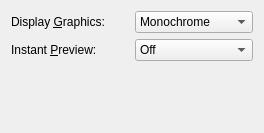
Qt form src/frontends/qt4/ui/PrefDisplayUi.ui (cburschka/lyx) before a commit.
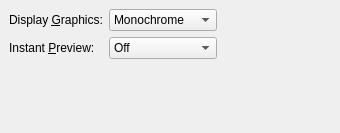
The same form after that commit.

```diff
--- a/src/frontends/qt4/ui/PrefDisplayUi.ui
+++ b/src/frontends/qt4/ui/PrefDisplayUi.ui
@@ -5,7 +5,7 @@
    <rect>
     <x>0</x>
     <y>0</y>
-    <width>264</width>
+    <width>340</width>
     <height>133</height>
    </rect>
   </property>
@@ -14,28 +14,23 @@
   </property>
   <layout class="QGridLayout" >
    <property name="margin" >
-    <number>11</number>
+    <number>9</number>
    </property>
    <property name="spacing" >
     <number>6</number>
    </property>
-   <item row="0" column="0" >
-    <layout class="QGridLayout" >
-     <property name="margin" >
-      <number>0</number>
+   <item rowspan="2" row="0" column="2" >
+    <spacer>
+     <property name="orientation" >
+      <enum>Qt::Horizontal</enum>
      </property>
-     <property name="spacing" >
-      <number>6</number>
+     <property name="sizeHint" >
+      <size>
+       <width>40</width>
+       <height>20</height>
+      </size>
      </property>
-     <item row="0" column="0" >
-      <widget class="QLabel" name="displayGraphicsLA" >
-       <property name="text" >
-        <string>Display &amp;Graphics:</string>
-       </property>
-       <property name="buddy" >
-        <cstring>displayGraphicsCO</cstring>
-       </property>
-      </widget>
+    </spacer>
      </item>
      <item row="1" column="1" >
       <widget class="QComboBox" name="instantPreviewCO" >
@@ -80,6 +75,16 @@
        </item>
       </widget>
      </item>
+   <item row="0" column="0" >
+    <widget class="QLabel" name="displayGraphicsLA" >
+     <property name="text" >
+      <string>Display &amp;Graphics:</string>
+     </property>
+     <property name="buddy" >
+      <cstring>displayGraphicsCO</cstring>
+     </property>
+    </widget>
+   </item>
      <item row="1" column="0" >
       <widget class="QLabel" name="instantPreviewLA" >
        <property name="text" >
@@ -90,9 +95,7 @@
        </property>
       </widget>
      </item>
-    </layout>
-   </item>
-   <item row="1" column="0" >
+   <item row="2" column="0" colspan="2" >
     <spacer>
      <property name="orientation" >
       <enum>Qt::Vertical</enum>
```
Left out of the diff: 7 changed lines with no effect on the pictures. Lines whose indentation alone changed are shown as unchanged.
